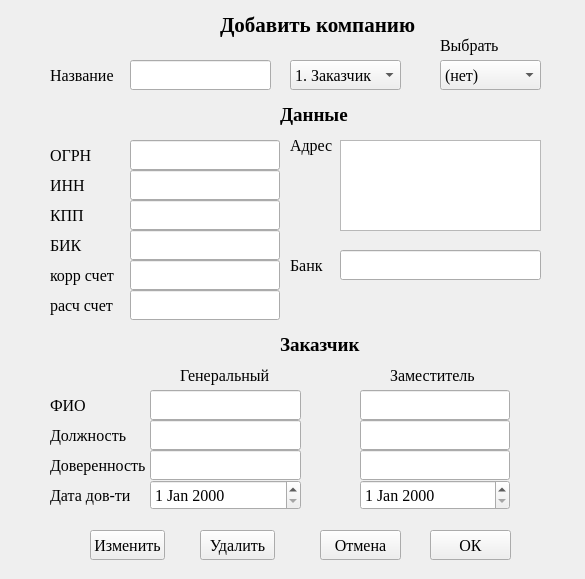
Qt form my_helper/my_helper/designer_ui/add_company.ui (SmolPO/vertical) before a commit.
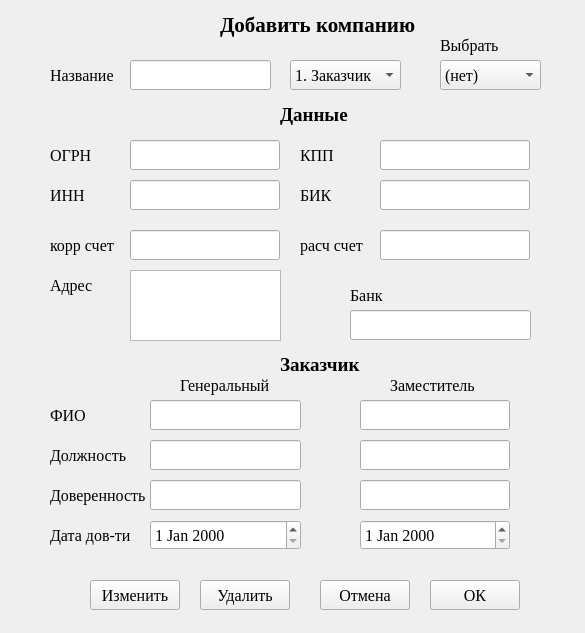
The same form after that commit.

```diff
--- a/my_helper/my_helper/designer_ui/add_company.ui
+++ b/my_helper/my_helper/designer_ui/add_company.ui
@@ -7,7 +7,7 @@
     <x>0</x>
     <y>0</y>
     <width>585</width>
-    <height>579</height>
+    <height>633</height>
    </rect>
   </property>
   <property name="windowTitle">
@@ -55,8 +55,8 @@
   <widget class="QLineEdit" name="kpp">
    <property name="geometry">
     <rect>
-     <x>130</x>
-     <y>200</y>
+     <x>380</x>
+     <y>140</y>
      <width>150</width>
      <height>30</height>
     </rect>
@@ -75,7 +75,7 @@
    <property name="geometry">
     <rect>
      <x>130</x>
-     <y>170</y>
+     <y>180</y>
      <width>150</width>
      <height>30</height>
     </rect>
@@ -131,8 +131,8 @@
   <widget class="QLabel" name="label_3">
    <property name="geometry">
     <rect>
-     <x>50</x>
-     <y>200</y>
+     <x>300</x>
+     <y>140</y>
      <width>80</width>
      <height>30</height>
     </rect>
@@ -151,7 +151,7 @@
    <property name="geometry">
     <rect>
      <x>50</x>
-     <y>170</y>
+     <y>180</y>
      <width>80</width>
      <height>30</height>
     </rect>
@@ -188,8 +188,8 @@
   <widget class="QLabel" name="label_6">
    <property name="geometry">
     <rect>
-     <x>290</x>
-     <y>130</y>
+     <x>50</x>
+     <y>270</y>
      <width>91</width>
      <height>30</height>
     </rect>
@@ -208,8 +208,8 @@
    <property name="geometry">
     <rect>
      <x>430</x>
-     <y>530</y>
-     <width>81</width>
+     <y>580</y>
+     <width>90</width>
      <height>30</height>
     </rect>
    </property>
@@ -227,8 +227,8 @@
    <property name="geometry">
     <rect>
      <x>320</x>
-     <y>530</y>
-     <width>81</width>
+     <y>580</y>
+     <width>90</width>
      <height>30</height>
     </rect>
    </property>
@@ -246,7 +246,7 @@
    <property name="geometry">
     <rect>
      <x>130</x>
-     <y>260</y>
+     <y>230</y>
      <width>150</width>
      <height>30</height>
     </rect>
@@ -265,7 +265,7 @@
    <property name="geometry">
     <rect>
      <x>50</x>
-     <y>260</y>
+     <y>230</y>
      <width>80</width>
      <height>30</height>
     </rect>
@@ -283,8 +283,8 @@
   <widget class="QLabel" name="label_8">
    <property name="geometry">
     <rect>
-     <x>50</x>
-     <y>230</y>
+     <x>300</x>
+     <y>180</y>
      <width>80</width>
      <height>30</height>
     </rect>
@@ -302,8 +302,8 @@
   <widget class="QLineEdit" name="bik">
    <property name="geometry">
     <rect>
-     <x>130</x>
-     <y>230</y>
+     <x>380</x>
+     <y>180</y>
      <width>150</width>
      <height>30</height>
     </rect>
@@ -321,8 +321,8 @@
   <widget class="QLabel" name="label_9">
    <property name="geometry">
     <rect>
-     <x>50</x>
-     <y>290</y>
+     <x>300</x>
+     <y>230</y>
      <width>80</width>
      <height>30</height>
     </rect>
@@ -340,8 +340,8 @@
   <widget class="QLineEdit" name="rbill">
    <property name="geometry">
     <rect>
-     <x>130</x>
-     <y>290</y>
+     <x>380</x>
+     <y>230</y>
      <width>150</width>
      <height>30</height>
     </rect>
@@ -359,9 +359,9 @@
   <widget class="QLineEdit" name="bank">
    <property name="geometry">
     <rect>
-     <x>340</x>
-     <y>250</y>
-     <width>201</width>
+     <x>350</x>
+     <y>310</y>
+     <width>181</width>
      <height>30</height>
     </rect>
    </property>
@@ -379,7 +379,7 @@
    <property name="geometry">
     <rect>
      <x>360</x>
-     <y>390</y>
+     <y>400</y>
      <width>150</width>
      <height>30</height>
     </rect>
@@ -398,7 +398,7 @@
    <property name="geometry">
     <rect>
      <x>150</x>
-     <y>390</y>
+     <y>400</y>
      <width>151</width>
      <height>30</height>
     </rect>
@@ -417,7 +417,7 @@
    <property name="geometry">
     <rect>
      <x>50</x>
-     <y>390</y>
+     <y>400</y>
      <width>100</width>
      <height>30</height>
     </rect>
@@ -436,7 +436,7 @@
    <property name="geometry">
     <rect>
      <x>360</x>
-     <y>420</y>
+     <y>440</y>
      <width>150</width>
      <height>30</height>
     </rect>
@@ -455,7 +455,7 @@
    <property name="geometry">
     <rect>
      <x>150</x>
-     <y>480</y>
+     <y>520</y>
      <width>151</width>
      <height>30</height>
     </rect>
@@ -471,7 +471,7 @@
    <property name="geometry">
     <rect>
      <x>50</x>
-     <y>480</y>
+     <y>520</y>
      <width>100</width>
      <height>30</height>
     </rect>
@@ -510,7 +510,7 @@
    <property name="geometry">
     <rect>
      <x>280</x>
-     <y>330</y>
+     <y>350</y>
      <width>111</width>
      <height>30</height>
     </rect>
@@ -530,7 +530,7 @@
    <property name="geometry">
     <rect>
      <x>150</x>
-     <y>420</y>
+     <y>440</y>
      <width>151</width>
      <height>30</height>
     </rect>
@@ -549,7 +549,7 @@
    <property name="geometry">
     <rect>
      <x>50</x>
-     <y>420</y>
+     <y>440</y>
      <width>100</width>
      <height>30</height>
     </rect>
@@ -608,8 +608,8 @@
    <property name="geometry">
     <rect>
      <x>90</x>
-     <y>530</y>
-     <width>75</width>
+     <y>580</y>
+     <width>90</width>
      <height>30</height>
     </rect>
    </property>
@@ -627,8 +627,8 @@
    <property name="geometry">
     <rect>
      <x>200</x>
-     <y>530</y>
-     <width>75</width>
+     <y>580</y>
+     <width>90</width>
      <height>30</height>
     </rect>
    </property>
@@ -677,7 +677,7 @@
    <property name="geometry">
     <rect>
      <x>150</x>
-     <y>450</y>
+     <y>480</y>
      <width>151</width>
      <height>30</height>
     </rect>
@@ -696,7 +696,7 @@
    <property name="geometry">
     <rect>
      <x>50</x>
-     <y>450</y>
+     <y>480</y>
      <width>100</width>
      <height>30</height>
     </rect>
@@ -715,7 +715,7 @@
    <property name="geometry">
     <rect>
      <x>360</x>
-     <y>450</y>
+     <y>480</y>
      <width>150</width>
      <height>30</height>
     </rect>
@@ -734,7 +734,7 @@
    <property name="geometry">
     <rect>
      <x>360</x>
-     <y>480</y>
+     <y>520</y>
      <width>150</width>
      <height>30</height>
     </rect>
@@ -750,7 +750,7 @@
    <property name="geometry">
     <rect>
      <x>180</x>
-     <y>360</y>
+     <y>370</y>
      <width>101</width>
      <height>30</height>
     </rect>
@@ -769,7 +769,7 @@
    <property name="geometry">
     <rect>
      <x>390</x>
-     <y>360</y>
+     <y>370</y>
      <width>150</width>
      <height>30</height>
     </rect>
@@ -787,10 +787,10 @@
   <widget class="QTextEdit" name="adr">
    <property name="geometry">
     <rect>
-     <x>340</x>
-     <y>140</y>
-     <width>201</width>
-     <height>91</height>
+     <x>130</x>
+     <y>270</y>
+     <width>151</width>
+     <height>71</height>
     </rect>
    </property>
    <property name="font">
@@ -810,8 +810,8 @@
   <widget class="QLabel" name="label_10">
    <property name="geometry">
     <rect>
-     <x>290</x>
-     <y>250</y>
+     <x>350</x>
+     <y>280</y>
      <width>49</width>
      <height>30</height>
     </rect>
```
